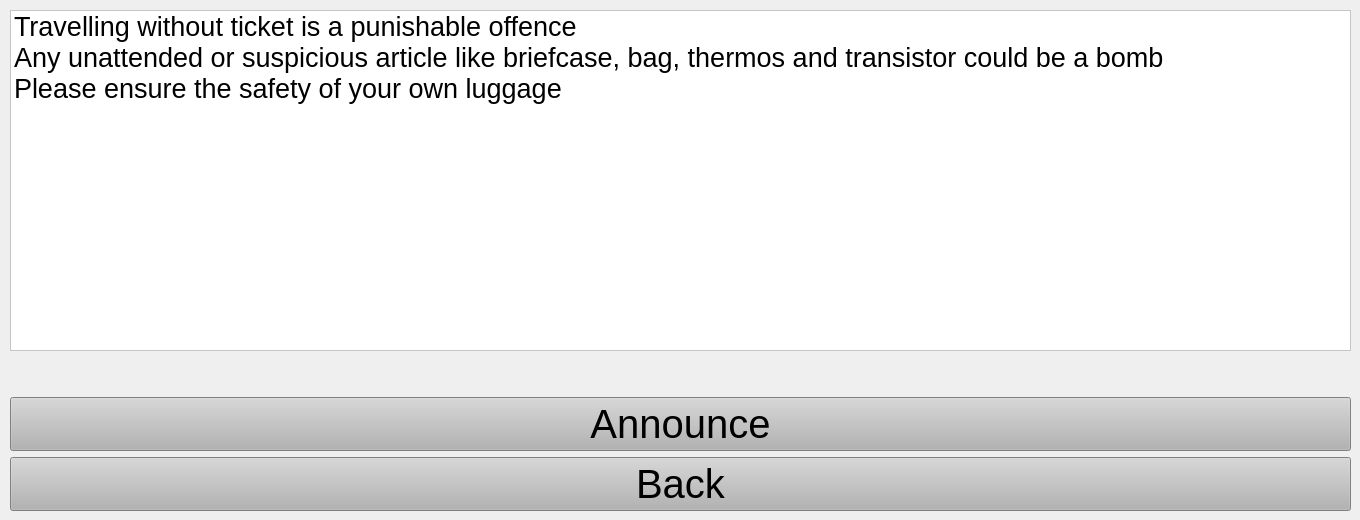
The window that BUS_PIS/prerecorded.ui (gurpartap007/apaul) describes before a commit, drawn with Qt 5.
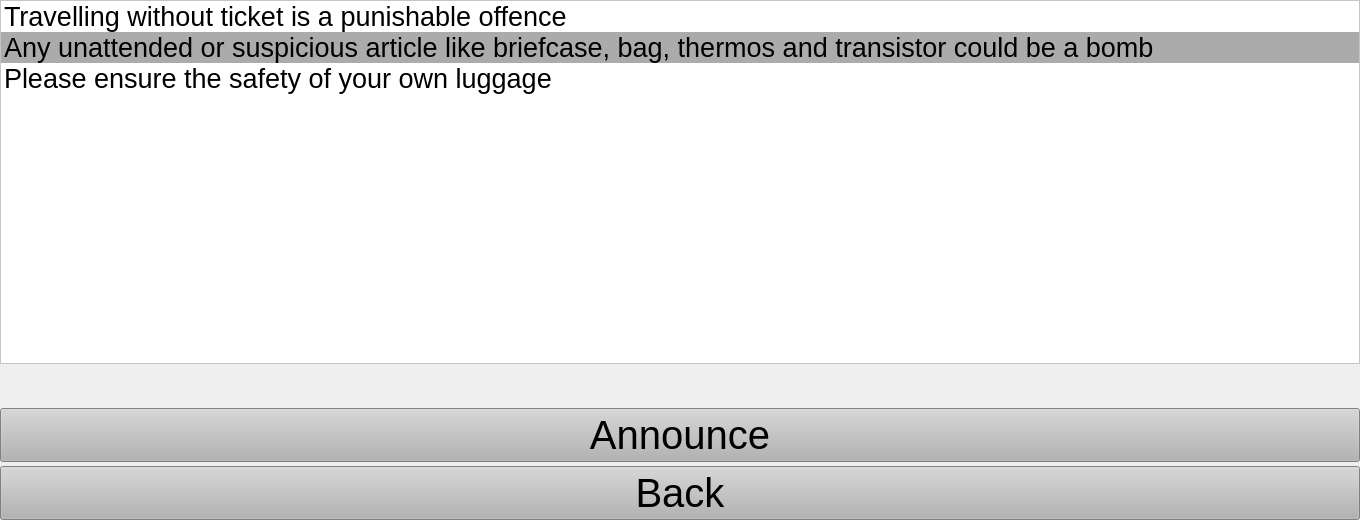
The same window after the commit.

Commit message: added video slicing,screen shots auto according to any resolution and large video dialog

```diff
--- a/BUS_PIS/prerecorded.ui
+++ b/BUS_PIS/prerecorded.ui
@@ -19,28 +19,163 @@
   <property name="windowTitle">
    <string>Form</string>
   </property>
-  <widget class="QWidget" name="">
-   <property name="geometry">
-    <rect>
-     <x>10</x>
-     <y>10</y>
-     <width>1341</width>
-     <height>501</height>
-    </rect>
+  <layout class="QHBoxLayout" name="horizontalLayout">
+   <property name="spacing">
+    <number>4</number>
    </property>
+   <property name="leftMargin">
+    <number>0</number>
+   </property>
+   <property name="topMargin">
+    <number>0</number>
+   </property>
+   <property name="rightMargin">
+    <number>0</number>
+   </property>
+   <property name="bottomMargin">
+    <number>0</number>
+   </property>
+   <item>
    <layout class="QVBoxLayout" name="verticalLayout">
     <item>
      <widget class="QListWidget" name="listWidget">
+       <property name="palette">
+        <palette>
+         <active>
+          <colorrole role="Button">
+           <brush brushstyle="SolidPattern">
+            <color alpha="255">
+             <red>255</red>
+             <green>255</green>
+             <blue>255</blue>
+            </color>
+           </brush>
+          </colorrole>
+          <colorrole role="Base">
+           <brush brushstyle="SolidPattern">
+            <color alpha="255">
+             <red>255</red>
+             <green>255</green>
+             <blue>255</blue>
+            </color>
+           </brush>
+          </colorrole>
+          <colorrole role="Window">
+           <brush brushstyle="SolidPattern">
+            <color alpha="255">
+             <red>255</red>
+             <green>255</green>
+             <blue>255</blue>
+            </color>
+           </brush>
+          </colorrole>
+          <colorrole role="AlternateBase">
+           <brush brushstyle="SolidPattern">
+            <color alpha="255">
+             <red>171</red>
+             <green>171</green>
+             <blue>171</blue>
+            </color>
+           </brush>
+          </colorrole>
+         </active>
+         <inactive>
+          <colorrole role="Button">
+           <brush brushstyle="SolidPattern">
+            <color alpha="255">
+             <red>255</red>
+             <green>255</green>
+             <blue>255</blue>
+            </color>
+           </brush>
+          </colorrole>
+          <colorrole role="Base">
+           <brush brushstyle="SolidPattern">
+            <color alpha="255">
+             <red>255</red>
+             <green>255</green>
+             <blue>255</blue>
+            </color>
+           </brush>
+          </colorrole>
+          <colorrole role="Window">
+           <brush brushstyle="SolidPattern">
+            <color alpha="255">
+             <red>255</red>
+             <green>255</green>
+             <blue>255</blue>
+            </color>
+           </brush>
+          </colorrole>
+          <colorrole role="AlternateBase">
+           <brush brushstyle="SolidPattern">
+            <color alpha="255">
+             <red>171</red>
+             <green>171</green>
+             <blue>171</blue>
+            </color>
+           </brush>
+          </colorrole>
+         </inactive>
+         <disabled>
+          <colorrole role="Button">
+           <brush brushstyle="SolidPattern">
+            <color alpha="255">
+             <red>255</red>
+             <green>255</green>
+             <blue>255</blue>
+            </color>
+           </brush>
+          </colorrole>
+          <colorrole role="Base">
+           <brush brushstyle="SolidPattern">
+            <color alpha="255">
+             <red>255</red>
+             <green>255</green>
+             <blue>255</blue>
+            </color>
+           </brush>
+          </colorrole>
+          <colorrole role="Window">
+           <brush brushstyle="SolidPattern">
+            <color alpha="255">
+             <red>255</red>
+             <green>255</green>
+             <blue>255</blue>
+            </color>
+           </brush>
+          </colorrole>
+          <colorrole role="AlternateBase">
+           <brush brushstyle="SolidPattern">
+            <color alpha="255">
+             <red>171</red>
+             <green>171</green>
+             <blue>171</blue>
+            </color>
+           </brush>
+          </colorrole>
+         </disabled>
+        </palette>
+       </property>
       <property name="font">
        <font>
         <pointsize>20</pointsize>
        </font>
       </property>
+       <property name="autoFillBackground">
+        <bool>false</bool>
+       </property>
       <property name="styleSheet">
        <string notr="true">QListWidget {background-color: rgb(255, 255, 255);}
 QScrollBar:vertical { width: 80px; }
 QScrollBar:vertical { background-color: rgb(179, 179, 179); }</string>
       </property>
+       <property name="frameShadow">
+        <enum>QFrame::Raised</enum>
+       </property>
+       <property name="alternatingRowColors">
+        <bool>true</bool>
+       </property>
       <item>
        <property name="text">
         <string>Travelling without ticket is a punishable offence</string>
@@ -109,10 +244,8 @@
      </layout>
     </item>
    </layout>
-  </widget>
-  <zorder>horizontalLayoutWidget</zorder>
-  <zorder>play</zorder>
-  <zorder>back</zorder>
+   </item>
+  </layout>
  </widget>
  <resources/>
  <connections/>
```
Lines whose indentation alone changed are shown as unchanged. The commit also changes 24 other files.
